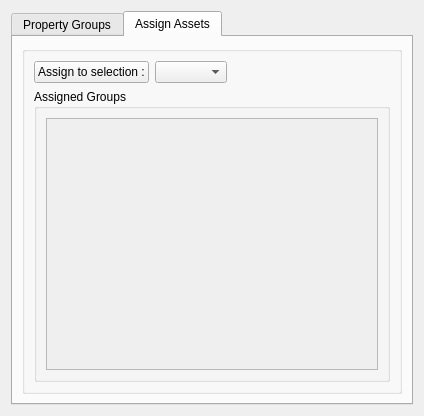
Qt form ui/property_widget.ui (asselapathirana/RRPam-WDS) before a commit.
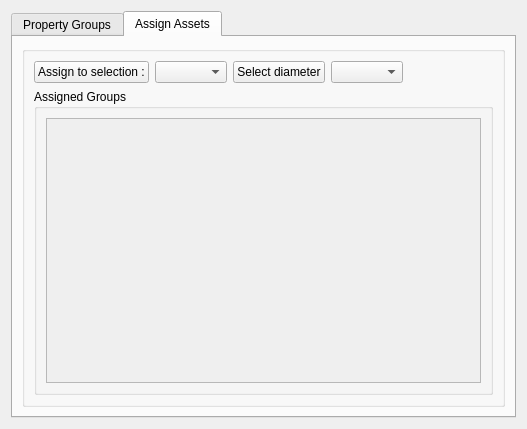
The same form after that commit.

```diff
--- a/ui/property_widget.ui
+++ b/ui/property_widget.ui
@@ -6,8 +6,8 @@
    <rect>
     <x>0</x>
     <y>0</y>
-    <width>424</width>
-    <height>416</height>
+    <width>527</width>
+    <height>429</height>
    </rect>
   </property>
   <property name="sizePolicy">
@@ -161,6 +161,16 @@
                     </property>
                    </widget>
                   </item>
+                  <item>
+                   <widget class="QPushButton" name="select_diameter_button">
+                    <property name="text">
+                     <string>Select diameter</string>
+                    </property>
+                   </widget>
+                  </item>
+                  <item>
+                   <widget class="QComboBox" name="select_diameter_combobox"/>
+                  </item>
                   <item>
                    <spacer name="horizontalSpacer_4">
                     <property name="orientation">
@@ -194,8 +204,8 @@
                      <rect>
                       <x>0</x>
                       <y>0</y>
-                      <width>332</width>
-                      <height>256</height>
+                      <width>435</width>
+                      <height>269</height>
                      </rect>
                     </property>
                     <layout class="QVBoxLayout" name="verticalLayout_6">
```
Left out of the diff: 4 changed lines with no effect on the pictures.
